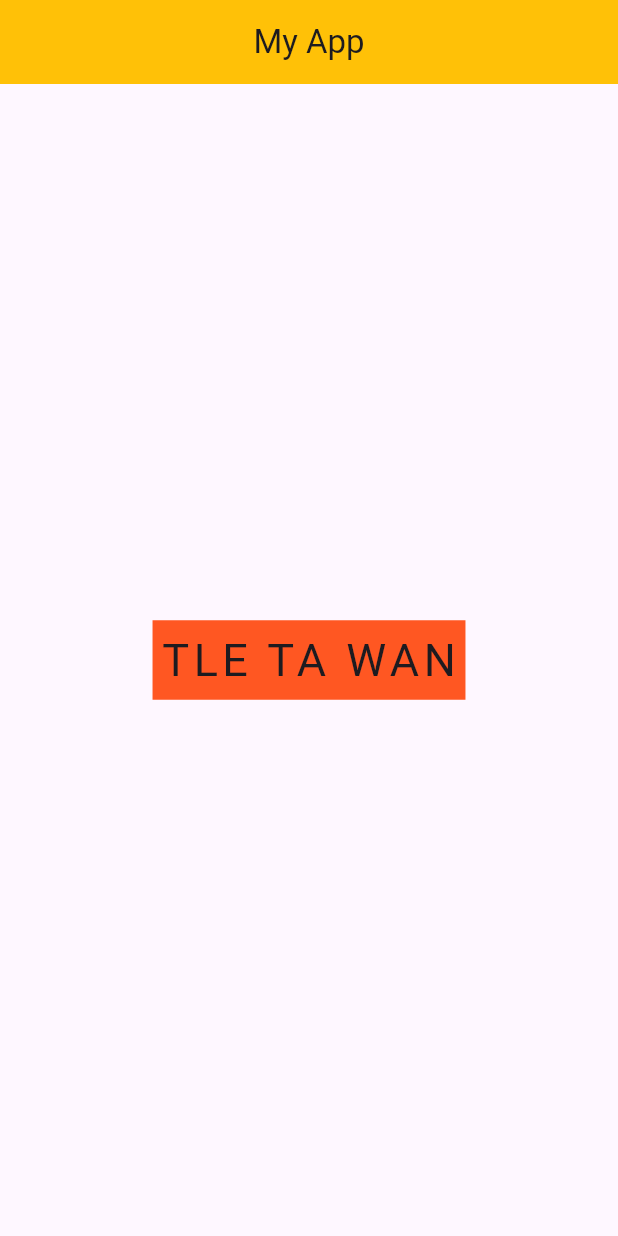
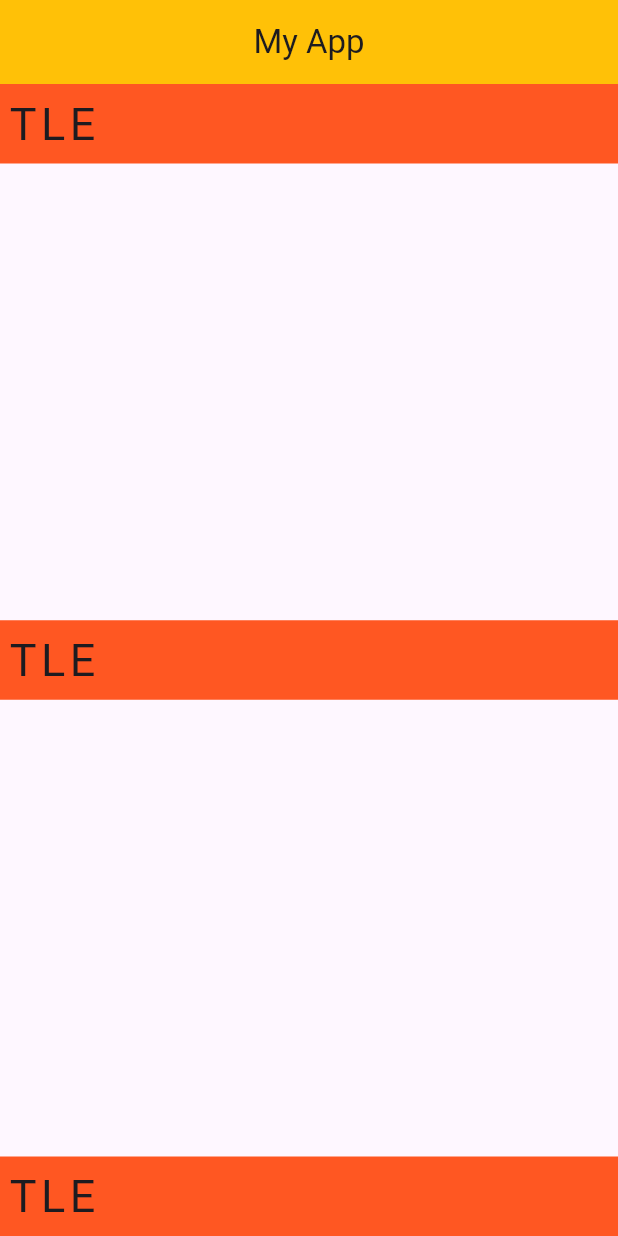
Before and after one commit to Lskram/AppMian, a Flutter app: the screen it shows after launch, on a phone screen of 412 x 824 dp. Run offline on Flutter 3.47's test engine with Material 3 defaults, Android fonts, the phone set to English and light mode, and no system bars.

Commit message:
Colum and mainAxisAlignment และ crossAxisAlignment

```diff
--- a/myapp/lib/screens/home.dart
+++ b/myapp/lib/screens/home.dart
@@ -1,4 +1,3 @@
-
 import 'package:flutter/material.dart';
 
 class Home extends StatelessWidget {
@@ -6,18 +5,26 @@ class Home extends StatelessWidget {
 
   @override
   Widget build(BuildContext context) {
-    return Center(
-      child: Container(
-        color: Colors.deepOrange,
-        padding: const EdgeInsets.all(5),
-        child:  Text(
-          "TLE TA WAN",
-          style: TextStyle(
-            fontSize: 30,
-            letterSpacing: 3,
-          ),
+    return Column(
+      mainAxisAlignment: MainAxisAlignment.spaceBetween,
+      crossAxisAlignment: CrossAxisAlignment.stretch,
+      children: [
+        Container(
+          color: Colors.deepOrange,
+          padding: const EdgeInsets.all(5),
+          child: Text("TLE", style: TextStyle(fontSize: 30, letterSpacing: 3)),
         ),
-      ),
+        Container(
+          color: Colors.deepOrange,
+          padding: const EdgeInsets.all(5),
+          child: Text("TLE", style: TextStyle(fontSize: 30, letterSpacing: 3)),
+        ),
+        Container(
+          color: Colors.deepOrange,
+          padding: const EdgeInsets.all(5),
+          child: Text("TLE", style: TextStyle(fontSize: 30, letterSpacing: 3)),
+        ),
+      ],
     );
   }
 }
```
